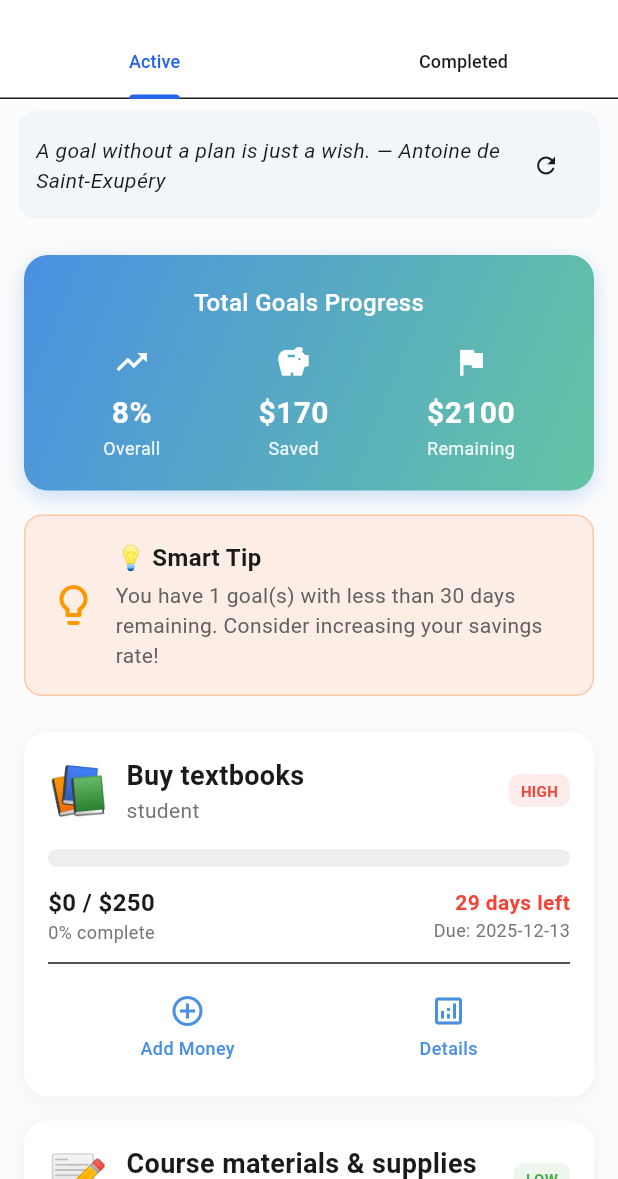
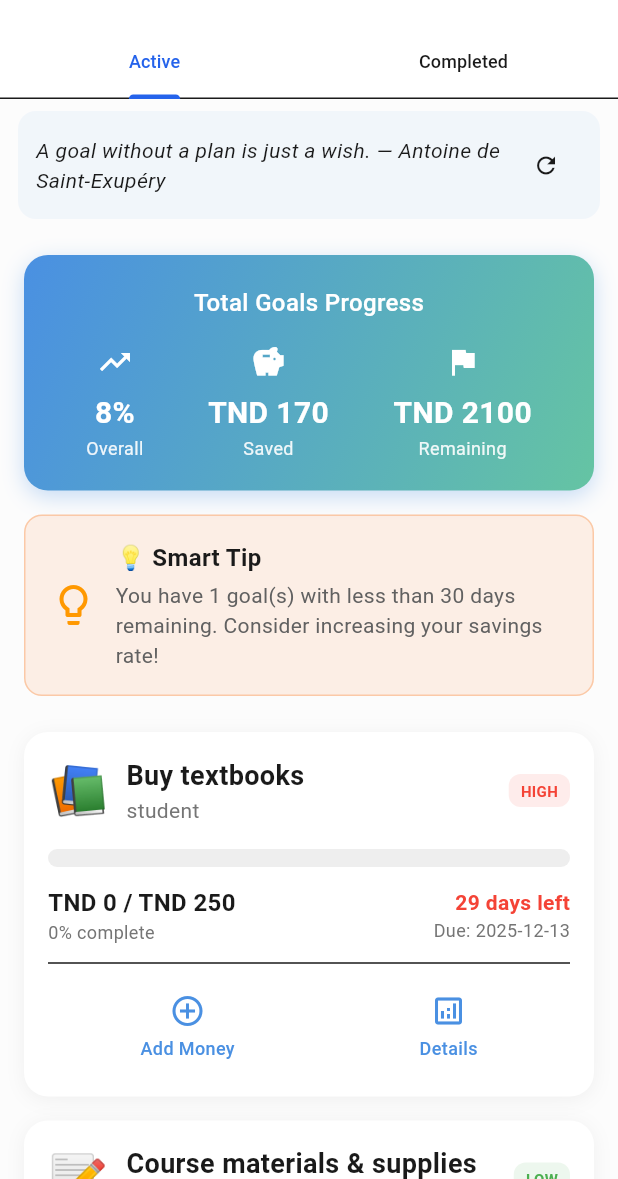
Before and after one commit to Ameni02/Mobile_Project_BrainStack_5SAE5, a Flutter app: the GoalsPage screen opened directly, on a phone screen of 412 x 824 dp, the part 57-1236 px from its top. Run offline on Flutter 3.47's test engine with Material 3 defaults, Android fonts, the phone set to English and light mode, and no system bars; our stand-ins replace country_picker, fl_chart, flutter_dotenv, flutter_secure_storage, image_picker, share_plus and 3 more; missing offline and left inert: country_flags, excel; accounts and stored records are empty; network calls fail.

```diff
--- a/lib/components/FinancialGoals/add_contribution_dialog.dart
+++ b/lib/components/FinancialGoals/add_contribution_dialog.dart
@@ -40,8 +40,8 @@ class _AddContributionDialogState extends State<AddContributionDialog> {
             TextFormField(
               controller: _amountController,
               decoration: const InputDecoration(
-                labelText: "Amount *",
-                prefixIcon: Icon(Icons.attach_money),
+                labelText: "Amount (TND) *",
+                prefixText: 'TND ',
                 border: OutlineInputBorder(),
               ),
               keyboardType: TextInputType.number,
@@ -87,7 +87,7 @@ class _AddContributionDialogState extends State<AddContributionDialog> {
 
               ScaffoldMessenger.of(context).showSnackBar(
                 SnackBar(
-                  content: Text("Added \${_amountController.text} to ${widget.goal.title}!"),
+                  content: Text("Added TND ${_amountController.text} to ${widget.goal.title}!"),
                   backgroundColor: Colors.green,
                 ),
               );
--- a/lib/components/FinancialGoals/category_breakdown_card.dart
+++ b/lib/components/FinancialGoals/category_breakdown_card.dart
@@ -42,7 +42,7 @@ class CategoryBreakdownCard extends StatelessWidget {
                   ),
                 ),
                 Text(
-                  "\${entry.value.toStringAsFixed(0)}",
+                  "TND ${entry.value.toStringAsFixed(0)}",
                   style: TextStyle(
                     color: Colors.grey[600],
                     fontWeight: FontWeight.w600,
--- a/lib/components/FinancialGoals/enhanced_goal_card.dart
+++ b/lib/components/FinancialGoals/enhanced_goal_card.dart
@@ -122,7 +122,7 @@ class EnhancedGoalCard extends StatelessWidget {
                       crossAxisAlignment: CrossAxisAlignment.start,
                       children: [
                         Text(
-                          "\$${goal.current.toStringAsFixed(0)} / \$${goal.target.toStringAsFixed(0)}",
+                          "TND ${goal.current.toStringAsFixed(0)} / TND ${goal.target.toStringAsFixed(0)}",
                           style: const TextStyle(
                             fontWeight: FontWeight.w600,
                             fontSize: 16,
--- a/lib/components/FinancialGoals/quick_stats_card.dart
+++ b/lib/components/FinancialGoals/quick_stats_card.dart
@@ -48,12 +48,12 @@ class QuickStatsCard extends StatelessWidget {
                 Icons.trending_up,
               ),
               _buildStatItem(
-                "\$${totalCurrent.toStringAsFixed(0)}",
+                "TND ${totalCurrent.toStringAsFixed(0)}",
                 "Saved",
                 Icons.savings,
               ),
               _buildStatItem(
-                "\$${totalRemaining.toStringAsFixed(0)}",
+                "TND ${totalRemaining.toStringAsFixed(0)}",
                 "Remaining",
                 Icons.flag,
               ),
```
Also changed, not shown: lib/pages/crypto_page.dart (+16 -14 lines).
